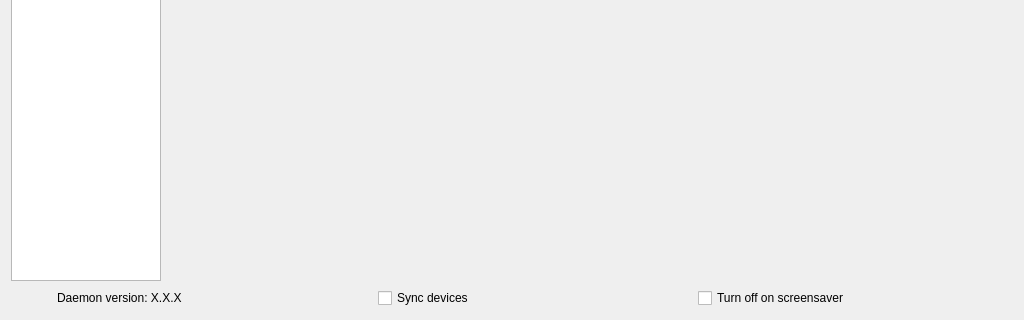
Before: the Qt Designer form ui/razergenie.ui in z3ntu/RazerGenie, drawn with Qt 5; both pictures show x 0 to 1024 and y 380 to 700 of the 1024 by 700 pixel window.
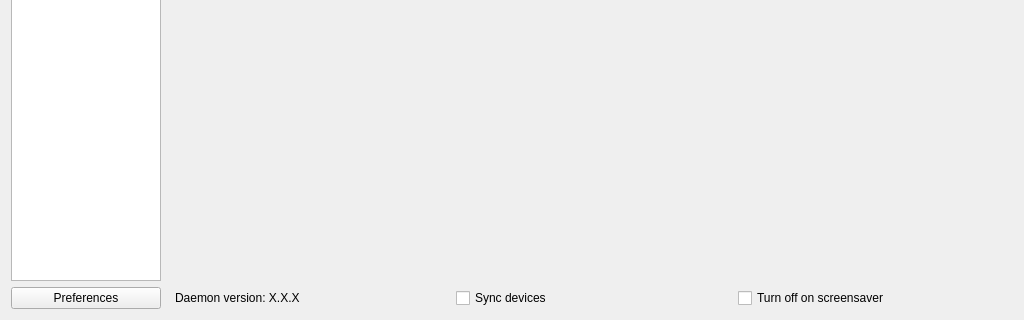
After: the same form once the commit is applied. Icons and pictures are not drawn.

Commit message:
Improve UI for Preferences button
Add a text so there's not just a (potentially missing) icon, also use
a different icon that's also available in Adwaita icon theme.

What changed in the file:
```diff
--- a/ui/razergenie.ui
+++ b/ui/razergenie.ui
@@ -64,12 +64,24 @@
            <verstretch>0</verstretch>
           </sizepolicy>
          </property>
+         <property name="minimumSize">
+          <size>
+           <width>150</width>
+           <height>0</height>
+          </size>
+         </property>
+         <property name="maximumSize">
+          <size>
+           <width>150</width>
+           <height>16777215</height>
+          </size>
+         </property>
          <property name="toolTip">
-          <string>Preferences</string>
-         </property>
-         <property name="text">
           <string/>
          </property>
+         <property name="text">
+          <string>Preferences</string>
+         </property>
          <property name="icon">
           <iconset theme="preferences-system"/>
          </property>
@@ -80,10 +92,26 @@
           </size>
          </property>
          <property name="flat">
-          <bool>true</bool>
+          <bool>false</bool>
          </property>
         </widget>
        </item>
+       <item>
+        <spacer name="horizontalSpacer">
+         <property name="orientation">
+          <enum>Qt::Horizontal</enum>
+         </property>
+         <property name="sizeType">
+          <enum>QSizePolicy::Maximum</enum>
+         </property>
+         <property name="sizeHint" stdset="0">
+          <size>
+           <width>8</width>
+           <height>1</height>
+          </size>
+         </property>
+        </spacer>
+       </item>
        <item>
         <widget class="QLabel" name="versionLabel">
          <property name="text">
```
Left out of the diff: 2 changed lines with no effect on the pictures.
